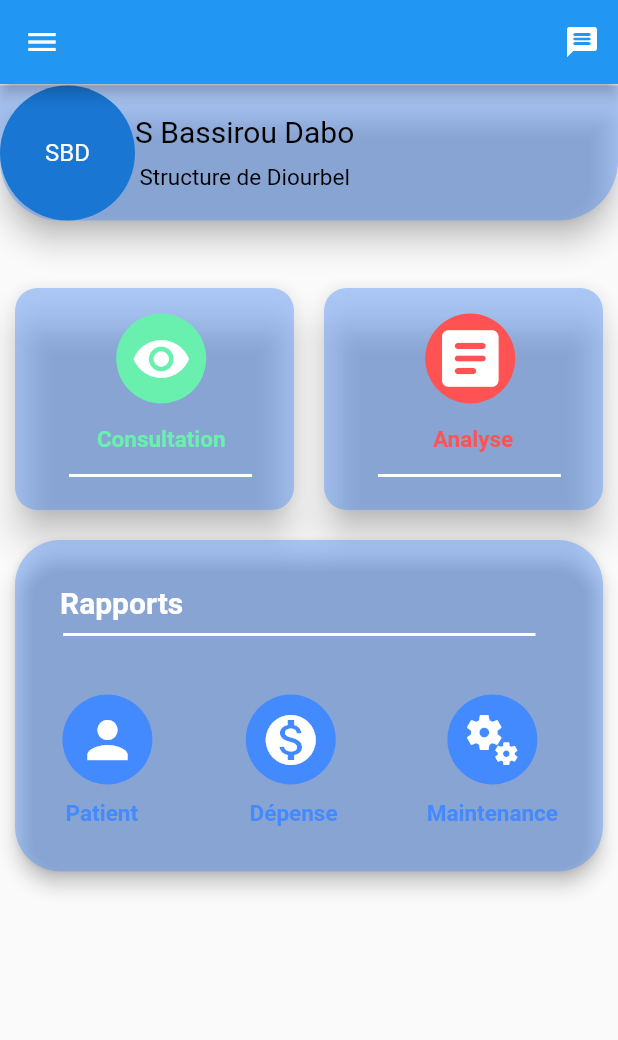
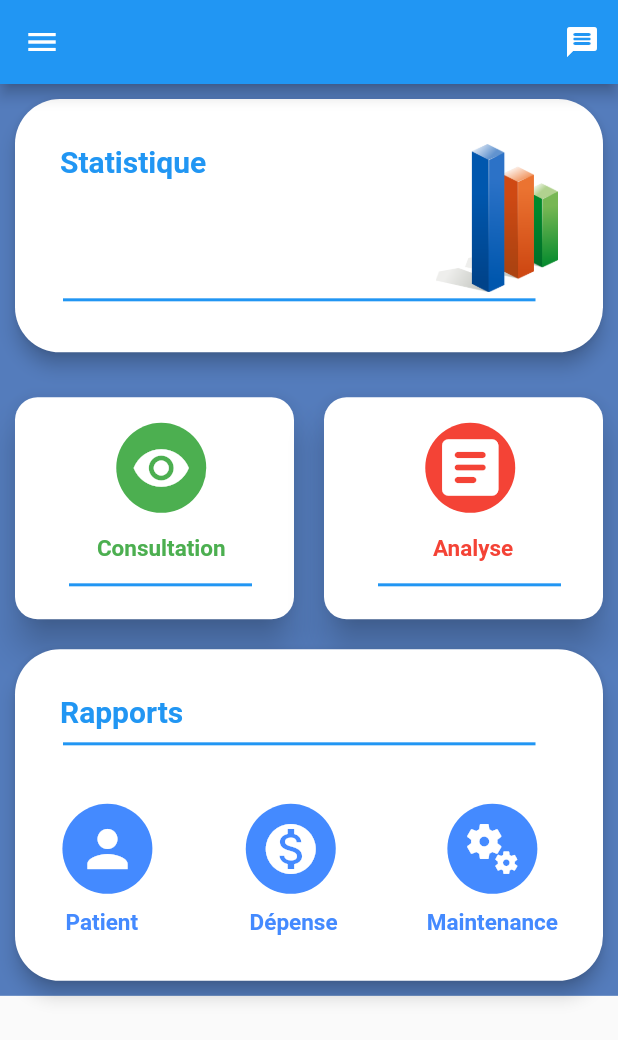
Before and after one commit to alassDiallo/projet_memoire_l3, a Flutter app: the Volontaire screen opened directly, on a phone screen of 412 x 824 dp. Shown: the top 1040 px of the screen. Run offline on Flutter 3.47's test engine with Material 2 defaults, Android fonts, the phone set to English and light mode, and no system bars; our stand-ins replace cached_network_image, carousel_pro, datetime_picker_formfield, image_picker; missing offline and left inert: dart:ffi, flutter_datetime_formfield, latlng, map; project files that could hold a hidden picture were left out.

Commit message:
mis a jour 2 volontaire

```diff
--- a/lib/volontaire/volontaire/accueil.dart
+++ b/lib/volontaire/volontaire/accueil.dart
@@ -10,6 +10,7 @@ import 'package:gestion_materiel_cmu/volontaire/volontaire/rapport/rapport_patie
 import 'package:gestion_materiel_cmu/volontaire/widget_composant/menuCard.dart';
 import 'package:gestion_materiel_cmu/volontaire/widget_composant/menuItems_Drawer.dart';
 import 'package:gestion_materiel_cmu/volontaire/widget_composant/menucardR.dart';
+import 'package:gestion_materiel_cmu/volontaire/widget_composant/menucardR2.dart';
 import 'package:gestion_materiel_cmu/volontaire/widget_composant/menucardV.dart';
 
 class Volontaire extends StatefulWidget {
@@ -108,48 +109,49 @@ class _VolontaireState extends State<Volontaire> {
         body: SingleChildScrollView(
           child: Container(
             // color: coleur,
-            //  color: Colors.blue[50],
+            color: Colors.blue[900].withOpacity(0.7),
             width: double.infinity,
             // height: size.height,
             child: Column(
               children: [
-                Card(
-                  color: Colors.blueAccent.withOpacity(0.4),
-                  // color: coleur.withOpacity(0.4),
-                  elevation: 8,
-                  shape: RoundedRectangleBorder(
-                      borderRadius: BorderRadius.only(
-                          bottomLeft: Radius.circular(40),
-                          bottomRight: Radius.circular(40))),
-                  margin: EdgeInsets.fromLTRB(0, 1, 0, 15),
-                  child: Row(
-                    mainAxisAlignment: MainAxisAlignment.start,
-                    crossAxisAlignment: CrossAxisAlignment.center,
-                    children: [
-                      Container(
-                          decoration: BoxDecoration(
-                            borderRadius: BorderRadius.circular(20),
-                          ),
-                          child: CircleAvatar(child: Text("SBD"), radius: 45)),
-                      SizedBox(height: 15),
-                      Column(
-                        mainAxisAlignment: MainAxisAlignment.center,
-                        crossAxisAlignment: CrossAxisAlignment.center,
-                        children: [
-                          Text(
-                            "S Bassirou Dabo",
-                            style: TextStyle(color: Colors.black, fontSize: 20),
-                          ),
-                          SizedBox(height: 10),
-                          Text(
-                            "Structure de Diourbel",
-                            style: TextStyle(color: Colors.black, fontSize: 15),
-                          ),
-                        ],
-                      )
-                    ],
-                  ),
-                ),
+                // Card(
+                //   color: Colors.blueAccent.withOpacity(0.4),
+                //   // color: coleur.withOpacity(0.4),
+                //   elevation: 8,
+                //   shape: RoundedRectangleBorder(
+                //       borderRadius: BorderRadius.only(
+                //           bottomLeft: Radius.circular(40),
+                //           bottomRight: Radius.circular(40))),
+                //   margin: EdgeInsets.fromLTRB(0, 1, 0, 15),
+                //   child: Row(
+                //     mainAxisAlignment: MainAxisAlignment.start,
+                //     crossAxisAlignment: CrossAxisAlignment.center,
+                //     children: [
+                //       Container(
+                //           decoration: BoxDecoration(
+                //             borderRadius: BorderRadius.circular(20),
+                //           ),
+                //           child: CircleAvatar(child: Text("SBD"), radius: 45)),
+                //       SizedBox(height: 15),
+                //       Column(
+                //         mainAxisAlignment: MainAxisAlignment.center,
+                //         crossAxisAlignment: CrossAxisAlignment.center,
+                //         children: [
+                //           Text(
+                //             "S Bassirou Dabo",
+                //             style: TextStyle(color: Colors.black, fontSize: 20),
+                //           ),
+                //           SizedBox(height: 10),
+                //           Text(
+                //             "Structure de Diourbel",
+                //             style: TextStyle(color: Colors.black, fontSize: 15),
+                //           ),
+                //         ],
+                //       )
+                //     ],
+                //   ),
+                // ),
+
                 // GestureDetector(
                 //   onTap: () {
                 //     Navigator.push(context,
@@ -166,9 +168,9 @@ class _VolontaireState extends State<Volontaire> {
                 //     couleurCircle: Colors.greenAccent,
                 //   ),
                 // ),
-
+                MenuCardR2(),
                 Container(
-                  padding: EdgeInsets.only(top: 20),
+                  padding: EdgeInsets.only(top: 10),
                   // color: Colors.white,
                   child: Table(children: [
                     TableRow(children: [
@@ -179,8 +181,7 @@ class _VolontaireState extends State<Volontaire> {
                               MaterialPageRoute(
                                   builder: (context) => FormPatient1(
                                         page: Consultation(),
-                                        couleur:
-                                            Colors.greenAccent.withOpacity(0.4),
+                                        couleur: Colors.green.withOpacity(0.5),
                                       )));
                         },
                         child: MenuCard(
@@ -190,8 +191,9 @@ class _VolontaireState extends State<Volontaire> {
                             color: Colors.white,
                             size: 40,
                           ),
-                          couleurCard: Colors.blueAccent.withOpacity(0.4),
-                          couleurCircle: Colors.greenAccent,
+                          couleurCard: Colors.white,
+                          // Colors.blueAccent.withOpacity(0.2),
+                          couleurCircle: Colors.green,
                         ),
                       ),
                       GestureDetector(
@@ -201,8 +203,7 @@ class _VolontaireState extends State<Volontaire> {
                               MaterialPageRoute(
                                   builder: (context) => FormPatient1(
                                         page: Analyse(),
-                                        couleur:
-                                            Colors.redAccent.withOpacity(0.6),
+                                        couleur: Colors.red.withOpacity(0.5),
                                       )));
                         },
                         child: Container(
@@ -213,8 +214,9 @@ class _VolontaireState extends State<Volontaire> {
                                 color: Colors.white,
                                 size: 50,
                               ),
-                              couleurCard: Colors.blueAccent.withOpacity(0.4),
-                              couleurCircle: Colors.redAccent.shade200),
+                              couleurCard: Colors.white,
+                              // Colors.blueAccent.withOpacity(0.4),
+                              couleurCircle: Colors.red),
                         ),
                       )
                     ]),
@@ -314,7 +316,8 @@ class _VolontaireState extends State<Volontaire> {
                 // )
 
                 MenuCardR(
-                  couleurCard: Colors.blueAccent.withOpacity(0.4),
+                  couleurCard: Colors.white,
+                  // Colors.blueAccent.withOpacity(0.4),
                 ),
               ],
             ),
--- a/lib/volontaire/volontaire/form/form_ajoutOrdonnance.dart
+++ b/lib/volontaire/volontaire/form/form_ajoutOrdonnance.dart
@@ -60,7 +60,11 @@ class _AjoutOrdonnanceState extends State<AjoutOrdonnance> {
                 style: TextStyle(fontSize: 20, fontWeight: FontWeight.bold),
               ),
             ),
-            Divider(),
+            Divider(
+              thickness: 5,
+              indent: 10,
+              endIndent: 10,
+            ),
             SizedBox(height: 20),
             Container(
               margin: EdgeInsets.all(15),
--- a/lib/volontaire/volontaire/form/form_patient.dart
+++ b/lib/volontaire/volontaire/form/form_patient.dart
@@ -45,7 +45,11 @@ class _FormPatient1State extends State<FormPatient1> {
                           TextStyle(fontSize: 18, fontWeight: FontWeight.w500),
                     ),
                   ),
-                  Divider(),
+                  Divider(
+                    thickness: 5,
+                    indent: 10,
+                    endIndent: 10,
+                  ),
                   SizedBox(height: 20),
                   Card(
                     color: widget.couleur,
--- a/lib/volontaire/volontaire/patient/consulation.dart
+++ b/lib/volontaire/volontaire/patient/consulation.dart
@@ -16,7 +16,7 @@ class _ConsultationState extends State<Consultation> {
     Size size = MediaQuery.of(context).size;
     return Scaffold(
       appBar: AppBar(
-        title: Text(" "),
+        title: Text("Consultation "),
         centerTitle: true,
       ),
       body: SingleChildScrollView(
--- a/lib/volontaire/widget_composant/menuCard.dart
+++ b/lib/volontaire/widget_composant/menuCard.dart
@@ -50,7 +50,7 @@ class MenuCard extends StatelessWidget {
               ),
               Divider(
                 height: 30,
-                color: Colors.white,
+                color: Colors.blue,
                 thickness: 2,
                 indent: 19,
                 endIndent: 20,
--- a/lib/volontaire/widget_composant/menucardR.dart
+++ b/lib/volontaire/widget_composant/menucardR.dart
@@ -39,11 +39,11 @@ class MenuCardR extends StatelessWidget {
                     style: TextStyle(
                         fontSize: 20,
                         fontWeight: FontWeight.bold,
-                        color: Colors.white),
+                        color: Colors.blue),
                   ),
                   Divider(
                     height: 20,
-                    color: Colors.white,
+                    color: Colors.blue,
                     thickness: 2,
                     indent: 2,
                     endIndent: 15,
--- /dev/null
+++ b/lib/volontaire/widget_composant/menucardR2.dart
@@ -0,0 +1,62 @@
+import 'package:flutter/material.dart';
+import 'package:gestion_materiel_cmu/volontaire/volontaire/rapport/rapport_depense.dart';
+import 'package:gestion_materiel_cmu/volontaire/volontaire/rapport/rapport_maintenance.dart';
+import 'package:gestion_materiel_cmu/volontaire/volontaire/rapport/rapport_patient.dart';
+
+class MenuCardR2 extends StatelessWidget {
+  // final String text;
+  // final Widget icon;
+  final Color couleurCard;
+  // final Color couleurCircle;
+  MenuCardR2({
+    // this.text,
+    // this.icon,
+    this.couleurCard,
+    // this.couleurCircle,
+  });
+
+  @override
+  Widget build(BuildContext context) {
+    return Container(
+        child: Card(
+            margin: EdgeInsets.symmetric(vertical: 10, horizontal: 10),
+            color: couleurCard,
+            shape:
+                RoundedRectangleBorder(borderRadius: BorderRadius.circular(30)),
+            elevation: 5,
+            child: Container(
+              margin: EdgeInsets.all(30),
+              width: MediaQuery.of(context).size.width * 0.9,
+              //  height: MediaQuery.of(context).size.height * 0.3,
+              child: Column(
+                mainAxisAlignment: MainAxisAlignment.center,
+                children: [
+                  Row(
+                    mainAxisAlignment: MainAxisAlignment.spaceBetween,
+                    crossAxisAlignment: CrossAxisAlignment.start,
+                    children: [
+                      Text(
+                        "Statistique",
+                        style: TextStyle(
+                            fontSize: 20,
+                            fontWeight: FontWeight.bold,
+                            color: Colors.blue),
+                      ),
+                      Image.asset(
+                        "images/stat.png",
+                        height: MediaQuery.of(context).size.height * 0.12,
+                      )
+                    ],
+                  ),
+                  Divider(
+                    height: 10,
+                    color: Colors.blue,
+                    thickness: 2,
+                    indent: 2,
+                    endIndent: 15,
+                  ),
+                ],
+              ),
+            )));
+  }
+}
```
Also changed, not shown: lib/volontaire/volontaire/facturation/analyse.dart (+12 -4 lines), lib/volontaire/volontaire/form/form_ajoutAnalyse.dart (+8 -3 lines), lib/volontaire/volontaire/form/form_ajoutDepense.dart (+27 -23 lines), lib/volontaire/volontaire/form/form_consultation.dart (+9 -6 lines), lib/volontaire/volontaire/form/form_rapport_maintennance.dart (+8 -6 lines), lib/volontaire/volontaire/rapport/rapport_depense.dart (+13 -9 lines).
